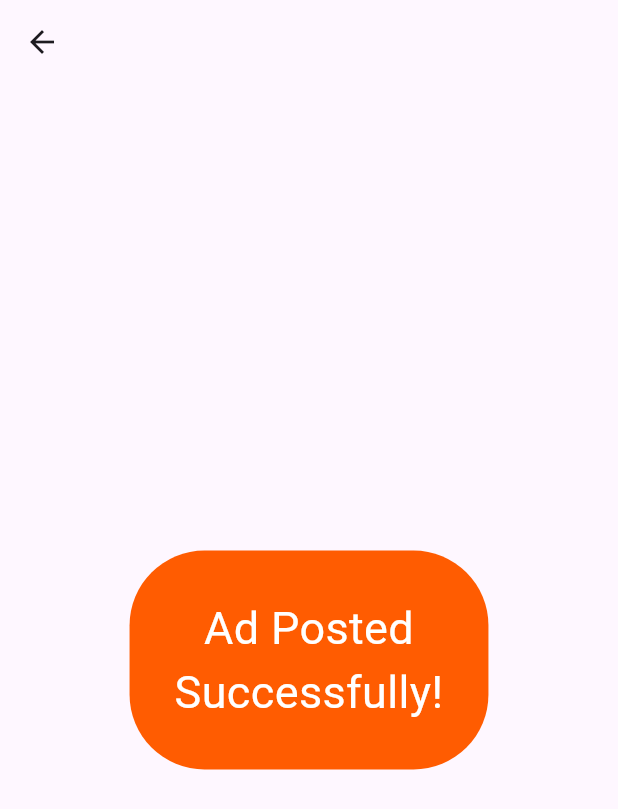
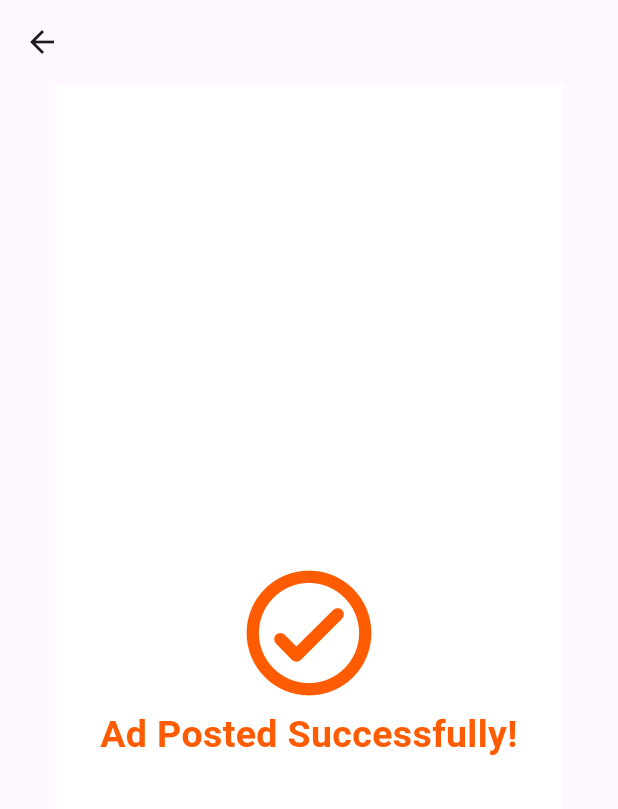
Before and after one commit to TeamTechSamurais/Panchikawatta_Frontend, a Flutter app: the PostSuccess screen opened directly, on a phone screen of 412 x 824 dp. Shown: the top 809 px of the screen. Run offline on Flutter 3.47's test engine with Material 3 defaults, Android fonts, the phone set to English and light mode, and no system bars.

Commit message:
Post success pages updated

```diff
--- a/panchikawatta/lib/screens/post_success.dart
+++ b/panchikawatta/lib/screens/post_success.dart
@@ -1,4 +1,8 @@
+// ignore_for_file: prefer_const_constructors, unused_import
+
 import 'package:flutter/material.dart';
+import 'package:panchikawatta/components/custom_button.dart';
+import 'package:panchikawatta/screens/profile_page.dart';
 
 class PostSuccess extends StatelessWidget {
   // ignore: use_super_parameters
@@ -12,15 +16,24 @@ class PostSuccess extends StatelessWidget {
       ),
       body: Center(
         child: Container(
-          decoration: BoxDecoration(
-            color: const Color(0xFFFF5C01),
-            borderRadius: BorderRadius.circular(50),
+          decoration: const BoxDecoration(
+            color: Colors.white,
           ),
-          padding: const EdgeInsets.all(30),
-          child: const Text(
-            'Ad Posted \nSuccessfully!',
-            textAlign: TextAlign.center,
-            style: TextStyle(fontSize: 30, color: Colors.white),
+          padding: EdgeInsets.all(30),
+          child: const Column(
+            mainAxisAlignment: MainAxisAlignment.center,
+            children: [
+              Icon(Icons.check_circle_outline_rounded,
+                  size: 100, color: Color(0xFFFF5C01)),
+              Text(
+                'Ad Posted Successfully!',
+                textAlign: TextAlign.center,
+                style: TextStyle(
+                    fontSize: 25,
+                    color: Color(0xFFFF5C01),
+                    fontWeight: FontWeight.bold),
+              ),
+            ],
           ),
         ),
       ),
```
Also changed, not shown: panchikawatta/lib/screens/post_unsuccess.dart (+19 -7 lines).
